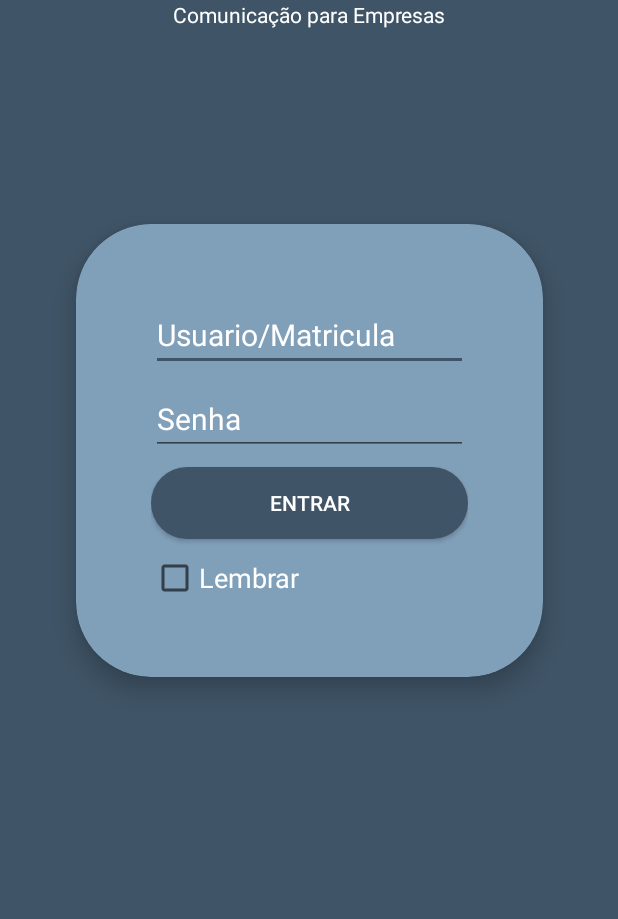
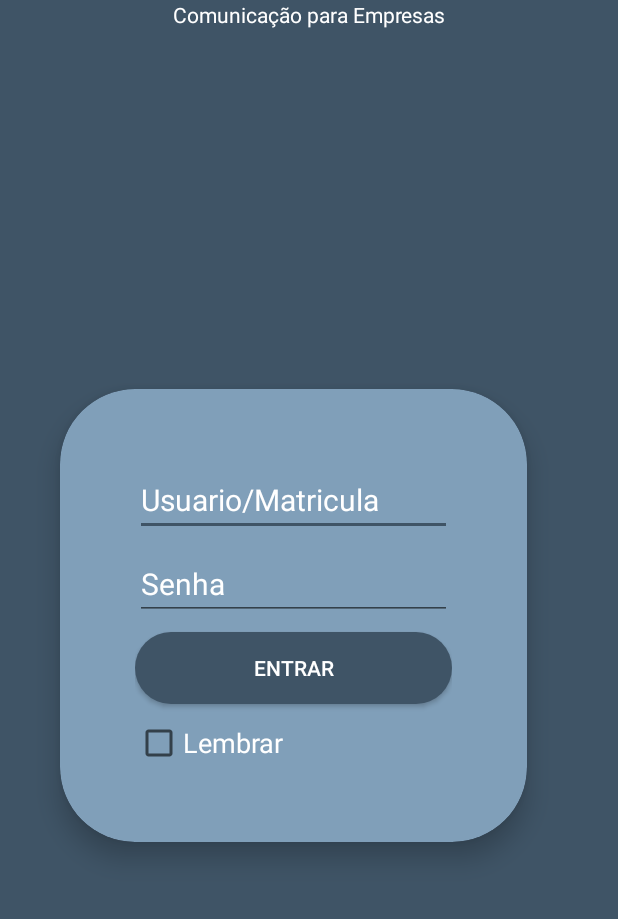
Before and after one commit to caiogaarcia/HandOutP1, an Android app: the screen it shows after launch (LoginActivity), on a phone screen of 412 x 824 dp, the part 210-1129 px from its top. Run offline under Robolectric (Android 15) with nearby library versions, the phone set to English and light mode, and no system bars; Roboto replaces fonts that are not available here.

Commit message:
clevinho na area

```diff
--- a/app/src/main/java/com/p1/handout/MainActivity.java
+++ b/app/src/main/java/com/p1/handout/MainActivity.java
@@ -15,6 +15,7 @@ public class MainActivity extends AppCompatActivity {
 
         //Toolbar toolbar = findViewById(R.id.toolbar);
         //tSupportActionBar(toolbar);
+        //passei aqui
     }
 
     @Override
--- a/app/src/main/res/layout/activity_login.xml
+++ b/app/src/main/res/layout/activity_login.xml
@@ -46,8 +46,10 @@
         app:cardUseCompatPadding="true"
         app:layout_constraintBottom_toBottomOf="parent"
         app:layout_constraintEnd_toEndOf="parent"
+        app:layout_constraintHorizontal_bias="0.304"
         app:layout_constraintStart_toStartOf="parent"
-        app:layout_constraintTop_toTopOf="parent">
+        app:layout_constraintTop_toTopOf="parent"
+        app:layout_constraintVertical_bias="0.771">
 
         <LinearLayout
             android:layout_width="match_parent"
@@ -72,8 +74,8 @@
                 android:layout_height="wrap_content"
                 android:layout_marginTop="8dp"
                 android:hint="Senha"
+                android:inputType="textPassword"
                 android:maxLength="15"
-                android:inputType="textPassword"
                 android:textColor="@android:color/white"
                 android:textColorHint="@android:color/white"
                 android:textSize="20sp" />
@@ -92,10 +94,10 @@
                 android:id="@+id/login_lembrar_senha"
                 android:layout_width="match_parent"
                 android:layout_height="wrap_content"
+                android:layout_marginTop="10dp"
                 android:text="Lembrar"
                 android:textColor="@android:color/white"
-                android:textSize="18sp"
-                android:layout_marginTop="10dp"/>
+                android:textSize="18sp" />
 
         </LinearLayout>
 
```
